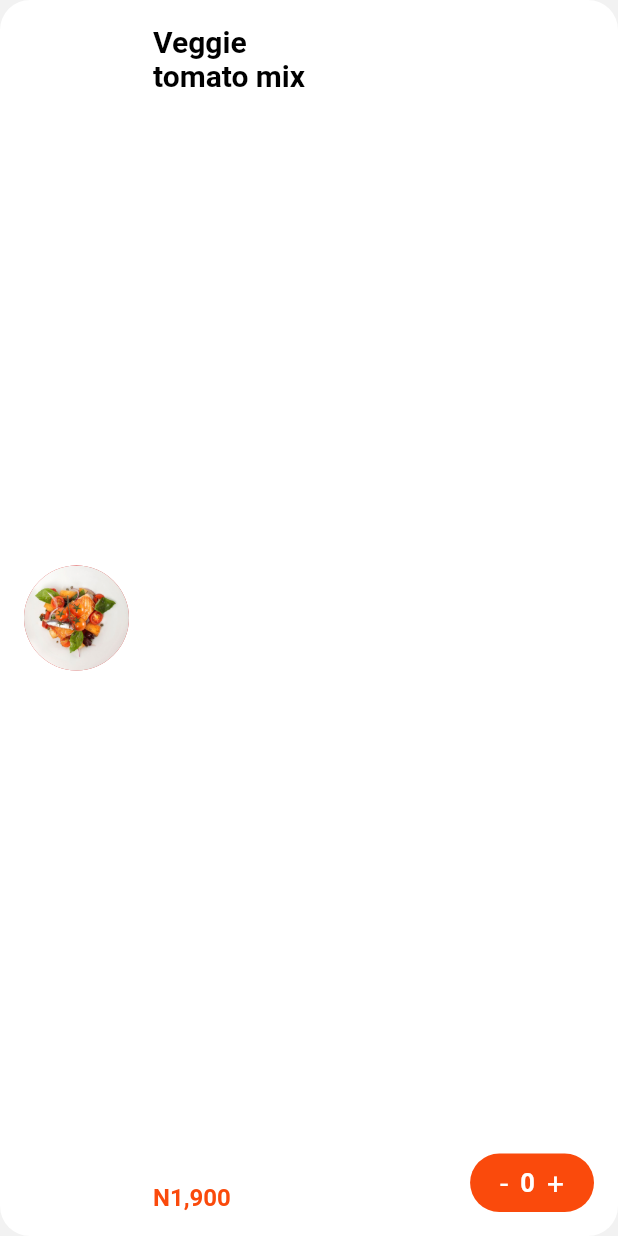
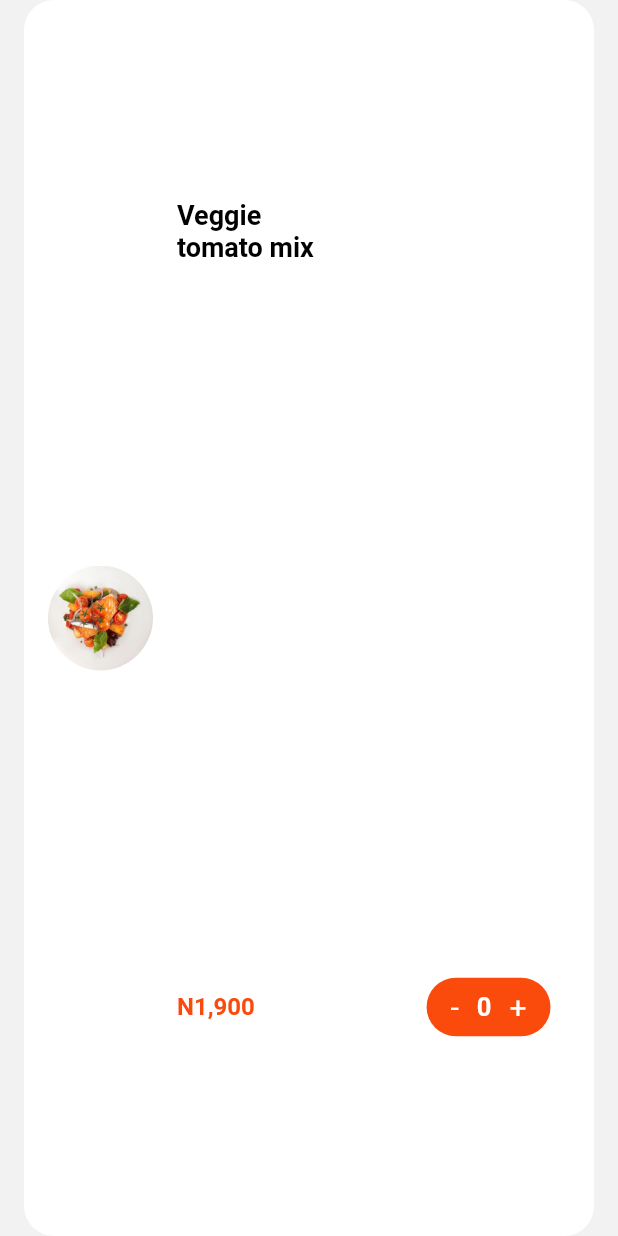
Before and after one commit to heorhiikanir/food_delivery, a Flutter app: the ItemCard widget shown alone on an empty page, opened directly with sample values from the repository, on a phone screen of 412 x 824 dp. Run offline on Flutter 3.47's test engine with Material 2 defaults, Android fonts, the phone set to English and light mode, and no system bars; drawn by our look-alikes of flutter_slidable; our stand-ins replace badges, flutter_advanced_drawer, flutter_svg, get; Roboto replaces fonts that are missing (SF).

Commit message:
change cart screen ui performance (eleminate padding when sliding items)

```diff
--- a/lib/screens/cart_screen/cart_screen.dart
+++ b/lib/screens/cart_screen/cart_screen.dart
@@ -6,6 +6,8 @@ import 'package:food_delivery/constants/icon_with_texts_widget.dart';
 import 'package:food_delivery/controllers/cart_controller.dart';
 import 'package:food_delivery/controllers/liked_controller.dart';
 import 'package:food_delivery/models/item.dart';
+import 'package:food_delivery/screens/details_screen/ItemDetails.dart';
+import 'package:food_delivery/screens/more_items_screen/more_items_screen.dart';
 import 'package:get/get.dart';
 
 import '../../constants/colors.dart';
@@ -18,7 +20,6 @@ class CartScreen extends StatefulWidget {
 }
 
 class _CartScreenState extends State<CartScreen> {
-
   var size = Get.size;
   var bodyMargin = Get.size.width * 0.07;
   final _cartController = Get.find<CartController>();
@@ -29,44 +30,58 @@ class _CartScreenState extends State<CartScreen> {
       child: Scaffold(
         appBar: buildAppBar(context),
         body: Column(
-
           children: [
             Row(
               mainAxisAlignment: MainAxisAlignment.center,
               children: [
-                SvgPicture.asset('assets/icons/touch_swipe.svg',width: 24,height: 24,),
-                const SizedBox(width: 8,),
-                Text('swipe on an item to delete',style: Theme.of(context).textTheme.bodyText2?.copyWith(color: Colors.black),),
+                SvgPicture.asset(
+                  'assets/icons/touch_swipe.svg',
+                  width: 24,
+                  height: 24,
+                ),
+                const SizedBox(
+                  width: 8,
+                ),
+                Text(
+                  'swipe on an item to delete',
+                  style: Theme.of(context)
+                      .textTheme
+                      .bodyText2
+                      ?.copyWith(color: Colors.black),
+                ),
               ],
             ),
-            const SizedBox(height: 16,),
+            const SizedBox(
+              height: 16,
+            ),
             Expanded(
-              child: Obx(
-                  () => _cartController.cartList.isNotEmpty ?
-                      ListView.builder(
+                child: Obx(() => _cartController.cartList.isNotEmpty
+                    ? ListView.builder(
                         physics: const BouncingScrollPhysics(),
                         shrinkWrap: true,
                         itemCount: _cartController.cartList.length,
-                    itemBuilder: (context,index){
+                        itemBuilder: (context, index) {
                           return Padding(
-                        padding: EdgeInsets.symmetric(horizontal: bodyMargin,vertical: 8),
-                        child: ItemCard(item: _cartController.cartList[index]),
+                            padding: const EdgeInsets.symmetric(vertical: 8),
+                            child:
+                                ItemCard(item: _cartController.cartList[index]),
                           );
-                    }) :
-                      buildEmptyCartList()
-
-              )
-            ),
-            Obx(
-                ()=>
-                _cartController.cartList.isNotEmpty ?
-                Padding(
+                        })
+                    : buildEmptyCartList())),
+            //button
+            Obx(() => _cartController.cartList.isNotEmpty
+                ? Padding(
                     padding: EdgeInsets.symmetric(horizontal: bodyMargin),
                     child: SizedBox(
                         width: double.infinity,
-                      child: ElevatedButton(onPressed: (){}, child: const Text('Complete order'))),
-                ) : const SizedBox.shrink()),
-            const SizedBox(height: 16,),
+                        child: ElevatedButton(
+                            onPressed: () {},
+                            child: const Text('Complete order'))),
+                  )
+                : const SizedBox.shrink()),
+            const SizedBox(
+              height: 16,
+            ),
           ],
         ),
       ),
@@ -74,29 +89,42 @@ class _CartScreenState extends State<CartScreen> {
   }
 
   Stack buildEmptyCartList() {
-    return Stack(children: [
-                      const IconWithTextsWidget(icon: CupertinoIcons.shopping_cart,
+    return Stack(
+      children: [
+        const IconWithTextsWidget(
+            icon: CupertinoIcons.shopping_cart,
             title: 'No orders yet',
             subTitle: 'Hit the orange button down below to Create an order'),
         Positioned(
             left: bodyMargin,
             right: bodyMargin,
             bottom: 16,
-                          child: ElevatedButton(onPressed: (){
+            child: ElevatedButton(
+                onPressed: () {
                   Get.back();
-                          }, child: const Text('Start odering')))
-                    ],);
+                },
+                child: const Text('Start odering')))
+      ],
+    );
   }
 
   AppBar buildAppBar(BuildContext context) {
     return AppBar(
       centerTitle: true,
-        title: Text('Cart',style: Theme.of(context).textTheme.bodyText1,),
+      title: Text(
+        'Cart',
+        style: Theme.of(context).textTheme.bodyText1,
+      ),
       leading: Padding(
         padding: EdgeInsets.only(left: bodyMargin),
-          child: IconButton(onPressed: (){
+        child: IconButton(
+            onPressed: () {
               Get.back();
-          }, icon: const Icon(CupertinoIcons.left_chevron,color: Colors.black,)),
+            },
+            icon: const Icon(
+              CupertinoIcons.left_chevron,
+              color: Colors.black,
+            )),
       ),
     );
   }
@@ -104,6 +132,7 @@ class _CartScreenState extends State<CartScreen> {
 
 class ItemCard extends StatelessWidget {
   final Item item;
+
   const ItemCard({
     required this.item,
     Key? key,
@@ -111,7 +140,6 @@ class ItemCard extends StatelessWidget {
 
   @override
   Widget build(BuildContext context) {
-
     var _cartController = Get.find<CartController>();
     var _likedController = Get.find<LikedController>();
 
@@ -119,132 +147,203 @@ class ItemCard extends StatelessWidget {
       key: ValueKey(item.id),
       endActionPane: ActionPane(
           extentRatio: 0.4,
-          dismissible: DismissiblePane(
-              onDismissed: () {
+          dismissible: DismissiblePane(onDismissed: () {
             _cartController.removeFromCart(item);
           }),
-          motion: const DrawerMotion(),
+          motion: const ScrollMotion(),
           children: [
             Flexible(
-              child: Padding(
-                padding: const EdgeInsets.only(right: 16),
               child: Row(
-                  mainAxisAlignment: MainAxisAlignment.end,
+                mainAxisAlignment: MainAxisAlignment.center,
                 children: [
                   CircleAvatar(
                     child: GetBuilder<LikedController>(
                       id: 'update like',
-                        builder: (builderCnt) =>
-                        IconButton(
-                          onPressed: (){
+                      builder: (builderCnt) => IconButton(
+                        onPressed: () {
                           _likedController.hasliked(item)
                               ? _likedController.removeFromLike(item)
                               : _likedController.addToLike(item);
                         },
-                          icon: _likedController.hasliked(item) ?
-                          const Icon(CupertinoIcons.heart_fill,color: Colors.white,) :
-                          const Icon(CupertinoIcons.heart,color: Colors.white,),
+                        icon: _likedController.hasliked(item)
+                            ? const Icon(
+                                CupertinoIcons.heart_fill,
+                                color: Colors.white,
+                              )
+                            : const Icon(
+                                CupertinoIcons.heart,
+                                color: Colors.white,
+                              ),
                       ),
                     ),
                     backgroundColor: const Color(0xFFDF2C2C),
                     radius: 24,
                   ),
-                    const SizedBox(width: 8,),
+                  const SizedBox(
+                    width: 8,
+                  ),
                   CircleAvatar(
                     child: IconButton(
-                        onPressed: (){
+                      onPressed: () {
                         _cartController.removeFromCart(item);
                       },
-                        icon: const Icon(CupertinoIcons.delete,color: Colors.white,),
+                      icon: const Icon(
+                        CupertinoIcons.delete,
+                        color: Colors.white,
+                      ),
                     ),
                     backgroundColor: const Color(0xFFDF2C2C),
                     radius: 24,
                   ),
                 ],
-                )
               ),
             ),
-          ]
-      ),
-      child: Stack(
-        children: [
-          Container(
+          ]),
+      child: InkWell(
+        onTap: () {
+          Navigator.push(
+              context,
+              MaterialPageRoute(
+                  builder: (context) => ItemDetailsScreen(item: item)));
+        },
+        child: Container(
+          margin: const EdgeInsets.symmetric(horizontal: 16),
           decoration: BoxDecoration(
-                color: Colors.white,
-                borderRadius: BorderRadius.circular(20)
-            ),
+              color: Colors.white, borderRadius: BorderRadius.circular(20)),
           child: Padding(
             padding: const EdgeInsets.all(16.0),
             child: Row(
+              mainAxisAlignment: MainAxisAlignment.start,
               children: [
-
-                  SizedBox(
+                Flexible(
+                  flex: 1,
+                  child: Hero(
+                    tag: item.id,
+                    child: Container(
                         width: 70,
                         height: 70,
-                      child: CircleAvatar(backgroundImage: AssetImage(item.img),)),
-                  const SizedBox(width: 16,),
-                  Column(
+                        decoration: BoxDecoration(
+                          shape: BoxShape.circle,
+                          image: DecorationImage(image: AssetImage(item.img),fit: BoxFit.cover)
+                        ),
+                        ),
+                  ),
+                ),
+                const SizedBox(
+                  width: 16,
+                ),
+                Flexible(
+                  flex: 3,
+                  child: Column(
                     crossAxisAlignment: CrossAxisAlignment.start,
+                    mainAxisAlignment: MainAxisAlignment.spaceAround,
+                    children: [
+                      Text(
+                        item.name,
+                        style: Theme.of(context)
+                            .textTheme
+                            .bodyText1
+                            ?.copyWith(fontSize: 18),
+                        overflow: TextOverflow.ellipsis,
+                      ),
+                      const SizedBox(
+                        height: 8,
+                      ),
+                      Row(
                         mainAxisAlignment: MainAxisAlignment.spaceBetween,
+                        mainAxisSize: MainAxisSize.max,
                         children: [
-                      Text(item.name,style: Theme.of(context).textTheme.bodyText1?.copyWith(fontSize: 20),),
-                      const SizedBox(height: 8,),
-                      Text(item.price,style: Theme.of(context).textTheme.bodyText1?.copyWith(fontSize: 16,color: SolidColors.primaryColor),),
+                          Text(
+                            item.price,
+                            style: Theme.of(context)
+                                .textTheme
+                                .bodyText1
+                                ?.copyWith(
+                                    fontSize: 16,
+                                    color: SolidColors.primaryColor),
+                          ),
+                          Container(
+                            decoration: BoxDecoration(
+                                color: SolidColors.primaryColor,
+                                borderRadius: BorderRadius.circular(1000)),
+                            child: Padding(
+                              padding: const EdgeInsets.all(4.0),
+                              child: Row(
+                                children: [
+                                  const SizedBox(
+                                    width: 4,
+                                  ),
+                                  Material(
+                                    color: Colors.transparent,
+                                    child: InkWell(
+                                        splashColor:
+                                            Colors.white.withOpacity(0.5),
+                                        onTap: () {
+                                          _cartController
+                                              .quantityDecrement(item);
+                                        },
+                                        child: const Padding(
+                                          padding: EdgeInsets.symmetric(
+                                              horizontal: 8.0, vertical: 4),
+                                          child: Text(
+                                            '-',
+                                            style: TextStyle(
+                                                color: Colors.white,
+                                                fontSize: 20),
+                                          ),
+                                        )),
+                                  ),
+                                  GetBuilder<CartController>(
+                                    id: 'quantity',
+                                    builder: (GetxController controller) {
+                                      return Padding(
+                                        padding: const EdgeInsets.all(4.0),
+                                        child: Text(item.quantity.toString(),
+                                            style: Theme.of(context)
+                                                .textTheme
+                                                .bodyText1
+                                                ?.copyWith(
+                                                    color: Colors.white)),
+                                      );
+                                    },
+                                  ),
+                                  Material(
+                                    color: Colors.transparent,
+                                    child: InkWell(
+                                        splashColor:
+                                            Colors.white.withOpacity(0.5),
+                                        onTap: () {
+                                          _cartController
+                                              .quantityIncrement(item);
+                                        },
+                                        child: const Padding(
+                                          padding: EdgeInsets.symmetric(
+                                              horizontal: 8.0, vertical: 4),
+                                          child: Text(
+                                            '+',
+                                            style: TextStyle(
+                                                color: Colors.white,
+                                                fontSize: 20),
+                                          ),
+                                        )),
+                                  ),
+                                  const SizedBox(
+                                    width: 4,
+                                  ),
                                 ],
+                              ),
+                            ),
+                          ),
+                        ],
+                      ),
+                      //const SizedBox(height: 16,),
+                    ],
+                  ),
                 )
               ],
             ),
           ),
         ),
-          Positioned(
-            right: 16,
-            bottom: 16,
-            child: Container(
-
-              decoration: BoxDecoration(
-                color: SolidColors.primaryColor,
-                borderRadius: BorderRadius.circular(1000)
-              ),
-              child: Padding(
-                padding: const EdgeInsets.all(4.0),
-                child: Row(
-                  children: [
-                    const SizedBox(width: 8,),
-                    Material(
-                      color: Colors.transparent,
-                      child: InkWell(
-                          splashColor: Colors.white.withOpacity(0.5),
-                          onTap:(){
-                            _cartController.quantityDecrement(item);
-                          },child: const Padding(
-                        padding: EdgeInsets.symmetric(horizontal: 8.0,vertical: 4),
-                        child: Text('-',style: TextStyle(color: Colors.white,fontSize: 20),),
-                      )),
-                    ),
-                    GetBuilder<CartController>(
-                        id: 'quantity',
-                        builder: (GetxController controller) {
-                          return Text(item.quantity.toString(),style: Theme.of(context).textTheme.bodyText1?.copyWith(color: Colors.white));
-                        },
-                    ),
-                    Material(
-                      color: Colors.transparent,
-                      child: InkWell(
-                        splashColor: Colors.white.withOpacity(0.5),
-                          onTap:(){
-                        _cartController.quantityIncrement(item);
-                      },child: const Padding(
-                        padding: EdgeInsets.symmetric(horizontal: 8.0,vertical: 4),
-                        child: Text('+',style: TextStyle(color: Colors.white,fontSize: 20),),
-                      )),
-                    ),
-                    const SizedBox(width: 8,),
-                  ],
-                ),
-              ),
-            ),
-          )
-        ],
       ),
     );
   }
```
Lines whose indentation alone changed are shown as unchanged.
